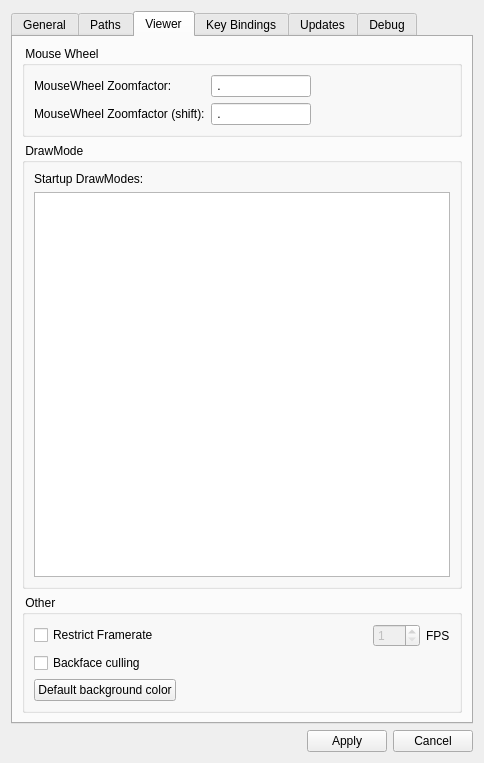
Before: the Qt Designer form OpenFlipper/widgets/optionsWidget/optionsWidget.ui in ShenRen/OpenFlipper, drawn with Qt 5.
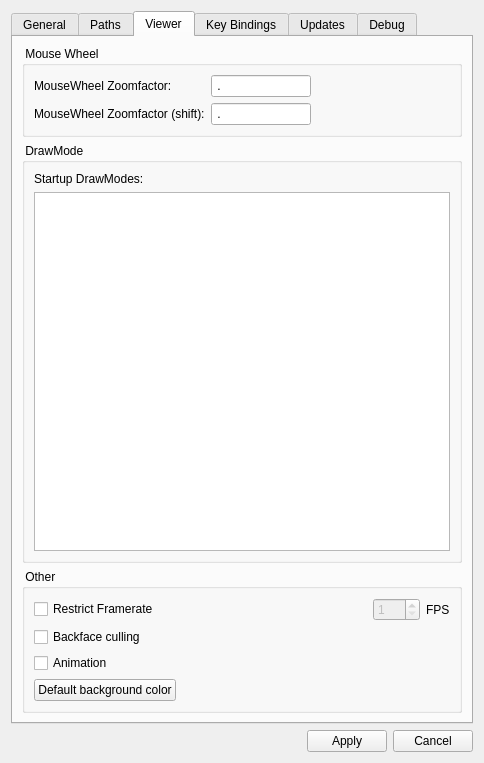
After: the same form once the commit is applied. The open tabs and pages were chosen to show the change.

```diff
--- a/OpenFlipper/widgets/optionsWidget/optionsWidget.ui
+++ b/OpenFlipper/widgets/optionsWidget/optionsWidget.ui
@@ -161,14 +161,6 @@
       </layout>
      </widget>
      <widget class="QWidget" name="viewer" >
-      <property name="geometry" >
-       <rect>
-        <x>0</x>
-        <y>0</y>
-        <width>462</width>
-        <height>677</height>
-       </rect>
-      </property>
       <attribute name="title" >
        <string>Viewer</string>
       </attribute>
@@ -365,6 +357,19 @@
             </property>
            </widget>
           </item>
+          <item>
+           <widget class="QCheckBox" name="animation" >
+            <property name="toolTip" >
+             <string>Enable animated rotations</string>
+            </property>
+            <property name="statusTip" >
+             <string>Enable animated rotations</string>
+            </property>
+            <property name="text" >
+             <string>Animation</string>
+            </property>
+           </widget>
+          </item>
           <item>
            <layout class="QHBoxLayout" name="horizontalLayout_6" >
             <item>
```
Left out of the diff: 42 changed lines with no effect on the pictures.
